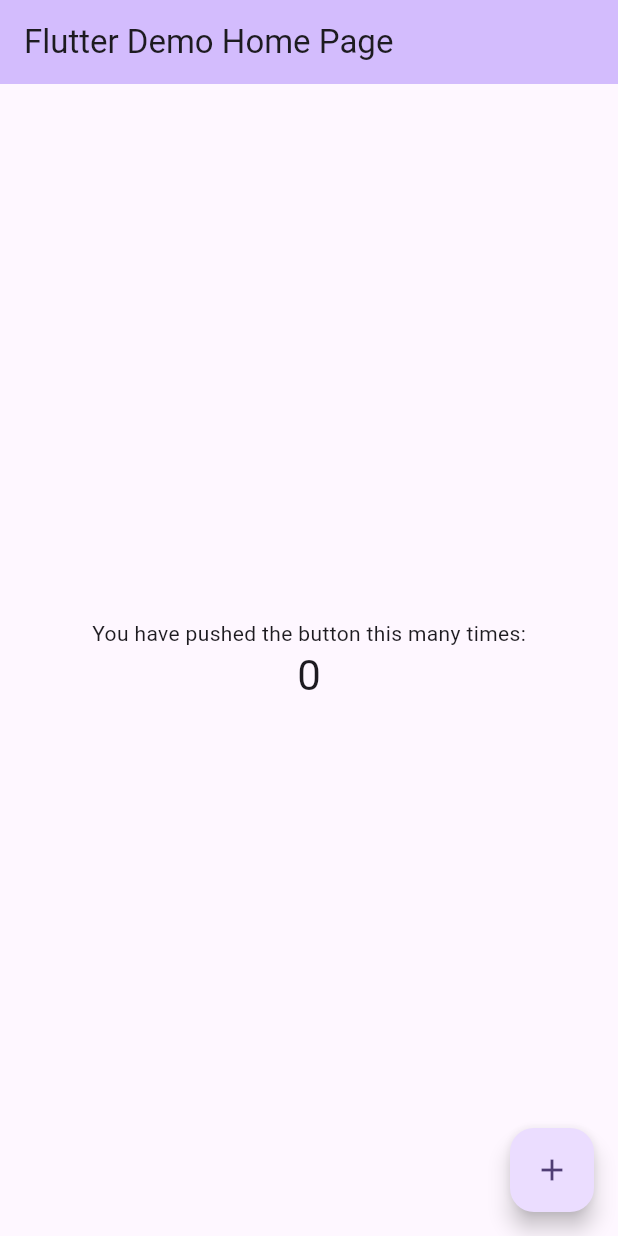
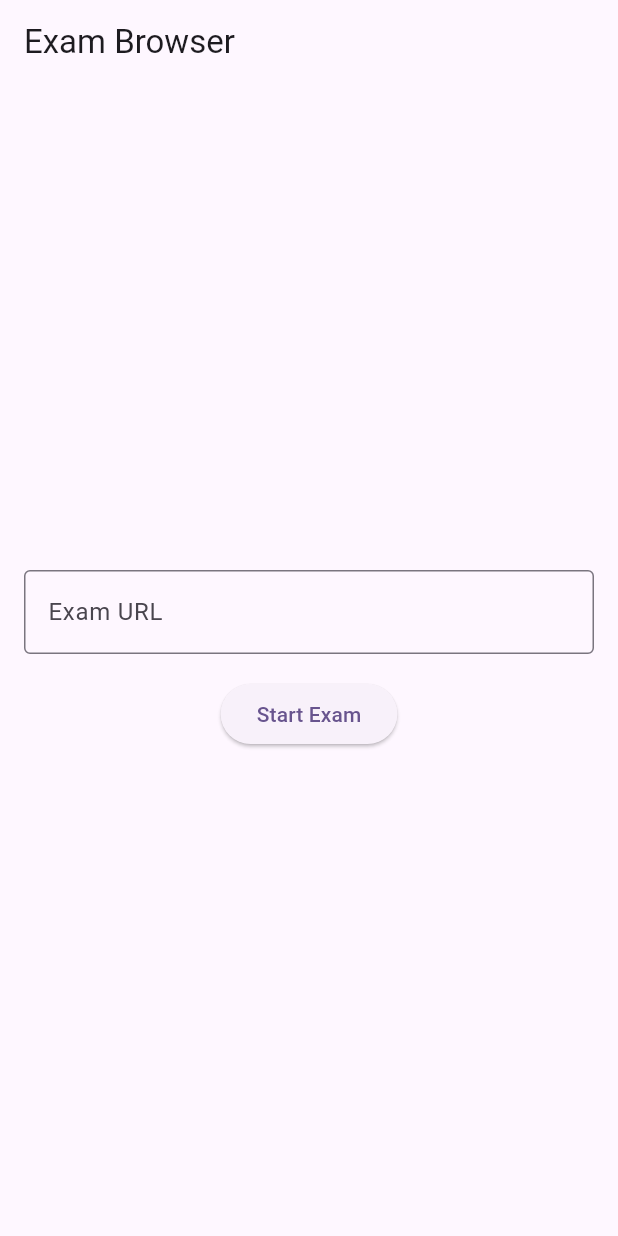
Before and after one commit to ekoajiprasetyo/exam-browser, a Flutter app: the screen it shows after launch, on a phone screen of 412 x 824 dp. Run offline on Flutter 3.47's test engine with Material 3 defaults, Android fonts, the phone set to English and light mode, and no system bars; our stand-ins replace webview_flutter.

Commit message:
Add exam browser with kiosk features

```diff
--- a/lib/main.dart
+++ b/lib/main.dart
@@ -1,122 +1,121 @@
 import 'package:flutter/material.dart';
+import 'package:webview_flutter/webview_flutter.dart';
+
+import 'lock_task.dart';
 
 void main() {
-  runApp(const MyApp());
+  runApp(const ExamBrowserApp());
 }
 
-class MyApp extends StatelessWidget {
-  const MyApp({super.key});
+class ExamBrowserApp extends StatelessWidget {
+  const ExamBrowserApp({super.key});
 
-  // This widget is the root of your application.
   @override
   Widget build(BuildContext context) {
     return MaterialApp(
-      title: 'Flutter Demo',
+      title: 'Exam Browser',
       theme: ThemeData(
-        // This is the theme of your application.
-        //
-        // TRY THIS: Try running your application with "flutter run". You'll see
-        // the application has a purple toolbar. Then, without quitting the app,
-        // try changing the seedColor in the colorScheme below to Colors.green
-        // and then invoke "hot reload" (save your changes or press the "hot
-        // reload" button in a Flutter-supported IDE, or press "r" if you used
-        // the command line to start the app).
-        //
-        // Notice that the counter didn't reset back to zero; the application
-        // state is not lost during the reload. To reset the state, use hot
-        // restart instead.
-        //
-        // This works for code too, not just values: Most code changes can be
-        // tested with just a hot reload.
-        colorScheme: ColorScheme.fromSeed(seedColor: Colors.deepPurple),
+        useMaterial3: true,
+        colorSchemeSeed: Colors.deepPurple,
       ),
-      home: const MyHomePage(title: 'Flutter Demo Home Page'),
+      home: const UrlInputPage(),
     );
   }
 }
 
-class MyHomePage extends StatefulWidget {
-  const MyHomePage({super.key, required this.title});
-
-  // This widget is the home page of your application. It is stateful, meaning
-  // that it has a State object (defined below) that contains fields that affect
-  // how it looks.
-
-  // This class is the configuration for the state. It holds the values (in this
-  // case the title) provided by the parent (in this case the App widget) and
-  // used by the build method of the State. Fields in a Widget subclass are
-  // always marked "final".
-
-  final String title;
+class UrlInputPage extends StatefulWidget {
+  const UrlInputPage({super.key});
 
   @override
-  State<MyHomePage> createState() => _MyHomePageState();
+  State<UrlInputPage> createState() => _UrlInputPageState();
 }
 
-class _MyHomePageState extends State<MyHomePage> {
-  int _counter = 0;
+class _UrlInputPageState extends State<UrlInputPage> {
+  final TextEditingController _controller = TextEditingController();
 
-  void _incrementCounter() {
-    setState(() {
-      // This call to setState tells the Flutter framework that something has
-      // changed in this State, which causes it to rerun the build method below
-      // so that the display can reflect the updated values. If we changed
-      // _counter without calling setState(), then the build method would not be
-      // called again, and so nothing would appear to happen.
-      _counter++;
-    });
+  void _open() {
+    final raw = _controller.text.trim();
+    if (raw.isEmpty) return;
+    final url = raw.startsWith('http') ? raw : 'https://$raw';
+    Navigator.of(context).push(
+      MaterialPageRoute(builder: (_) => BrowserPage(url: url)),
+    );
   }
 
   @override
   Widget build(BuildContext context) {
-    // This method is rerun every time setState is called, for instance as done
-    // by the _incrementCounter method above.
-    //
-    // The Flutter framework has been optimized to make rerunning build methods
-    // fast, so that you can just rebuild anything that needs updating rather
-    // than having to individually change instances of widgets.
     return Scaffold(
-      appBar: AppBar(
-        // TRY THIS: Try changing the color here to a specific color (to
-        // Colors.amber, perhaps?) and trigger a hot reload to see the AppBar
-        // change color while the other colors stay the same.
-        backgroundColor: Theme.of(context).colorScheme.inversePrimary,
-        // Here we take the value from the MyHomePage object that was created by
-        // the App.build method, and use it to set our appbar title.
-        title: Text(widget.title),
-      ),
-      body: Center(
-        // Center is a layout widget. It takes a single child and positions it
-        // in the middle of the parent.
+      appBar: AppBar(title: const Text('Exam Browser')),
+      body: Padding(
+        padding: const EdgeInsets.all(16),
         child: Column(
-          // Column is also a layout widget. It takes a list of children and
-          // arranges them vertically. By default, it sizes itself to fit its
-          // children horizontally, and tries to be as tall as its parent.
-          //
-          // Column has various properties to control how it sizes itself and
-          // how it positions its children. Here we use mainAxisAlignment to
-          // center the children vertically; the main axis here is the vertical
-          // axis because Columns are vertical (the cross axis would be
-          // horizontal).
-          //
-          // TRY THIS: Invoke "debug painting" (choose the "Toggle Debug Paint"
-          // action in the IDE, or press "p" in the console), to see the
-          // wireframe for each widget.
           mainAxisAlignment: MainAxisAlignment.center,
-          children: <Widget>[
-            const Text('You have pushed the button this many times:'),
-            Text(
-              '$_counter',
-              style: Theme.of(context).textTheme.headlineMedium,
+          children: [
+            TextField(
+              controller: _controller,
+              decoration: const InputDecoration(
+                labelText: 'Exam URL',
+                border: OutlineInputBorder(),
+              ),
+              keyboardType: TextInputType.url,
+              onSubmitted: (_) => _open(),
+            ),
+            const SizedBox(height: 16),
+            ElevatedButton(
+              onPressed: _open,
+              child: const Text('Start Exam'),
             ),
           ],
         ),
       ),
-      floatingActionButton: FloatingActionButton(
-        onPressed: _incrementCounter,
-        tooltip: 'Increment',
-        child: const Icon(Icons.add),
-      ), // This trailing comma makes auto-formatting nicer for build methods.
     );
   }
 }
+
+class BrowserPage extends StatefulWidget {
+  const BrowserPage({super.key, required this.url});
+
+  final String url;
+
+  @override
+  State<BrowserPage> createState() => _BrowserPageState();
+}
+
+class _BrowserPageState extends State<BrowserPage> {
+  late final WebViewController _controller;
+
+  @override
+  void initState() {
+    super.initState();
+    _controller = WebViewController()
+      ..setJavaScriptMode(JavaScriptMode.unrestricted)
+      ..loadRequest(Uri.parse(widget.url));
+    LockTask.start();
+  }
+
+  @override
+  void dispose() {
+    LockTask.stop();
+    super.dispose();
+  }
+
+  void _exit() {
+    Navigator.of(context).pop();
+  }
+
+  @override
+  Widget build(BuildContext context) {
+    return Scaffold(
+      appBar: AppBar(
+        title: Text(widget.url),
+        actions: [
+          IconButton(
+            icon: const Icon(Icons.exit_to_app),
+            onPressed: _exit,
+          ),
+        ],
+      ),
+      body: WebViewWidget(controller: _controller),
+    );
+  }
+}
--- a/pubspec.yaml
+++ b/pubspec.yaml
@@ -30,6 +30,8 @@ environment:
 dependencies:
   flutter:
     sdk: flutter
+
+  webview_flutter: ^4.4.2
 
   # The following adds the Cupertino Icons font to your application.
   # Use with the CupertinoIcons class for iOS style icons.
```
Also changed, not shown: lib/lock_task.dart (added, +17 -0 lines), 3 other files.
